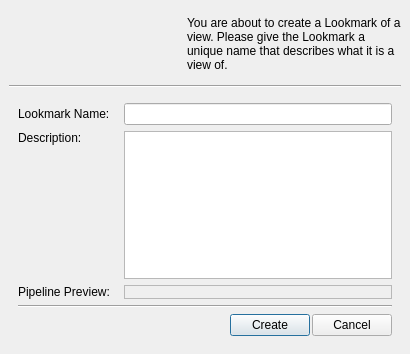
This is Qt/Components/Resources/UI/pqLookmarkDefinitionWizard.ui in wildmichael/ParaView3-enhancements-old as Qt 5 draws it before an edit. The edited form follows.
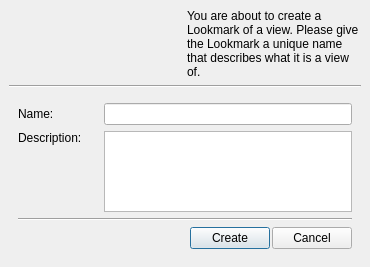
This is the edited form. Icons and pictures are not drawn.

Commit message: ENH: Add lookmark toolbar, restructure lookmark classes.

```diff
--- a/Qt/Components/Resources/UI/pqLookmarkDefinitionWizard.ui
+++ b/Qt/Components/Resources/UI/pqLookmarkDefinitionWizard.ui
@@ -5,10 +5,18 @@
    <rect>
     <x>0</x>
     <y>0</y>
-    <width>410</width>
-    <height>354</height>
+    <width>370</width>
+    <height>267</height>
    </rect>
   </property>
+  <property name="sizePolicy" >
+   <sizepolicy>
+    <hsizetype>5</hsizetype>
+    <vsizetype>5</vsizetype>
+    <horstretch>0</horstretch>
+    <verstretch>0</verstretch>
+   </sizepolicy>
+  </property>
   <property name="windowTitle" >
    <string>Create Lookmark</string>
   </property>
@@ -109,6 +117,14 @@
    </item>
    <item>
     <widget class="QFrame" name="InputFrame" >
+     <property name="sizePolicy" >
+      <sizepolicy>
+       <hsizetype>5</hsizetype>
+       <vsizetype>5</vsizetype>
+       <horstretch>0</horstretch>
+       <verstretch>0</verstretch>
+      </sizepolicy>
+     </property>
      <property name="frameShape" >
       <enum>QFrame::NoFrame</enum>
      </property>
@@ -142,12 +158,12 @@
           </property>
           <property name="minimumSize" >
            <size>
-            <width>100</width>
+            <width>80</width>
             <height>0</height>
            </size>
           </property>
           <property name="text" >
-           <string>Lookmark Name: </string>
+           <string>Name:</string>
           </property>
          </widget>
         </item>
@@ -188,7 +204,7 @@
           </property>
           <property name="minimumSize" >
            <size>
-            <width>100</width>
+            <width>80</width>
             <height>0</height>
            </size>
           </property>
@@ -205,50 +221,6 @@
         </item>
        </layout>
       </item>
-      <item>
-       <layout class="QHBoxLayout" >
-        <property name="margin" >
-         <number>0</number>
-        </property>
-        <property name="spacing" >
-         <number>6</number>
-        </property>
-        <item>
-         <widget class="QLabel" name="label_4" >
-          <property name="sizePolicy" >
-           <sizepolicy>
-            <hsizetype>0</hsizetype>
-            <vsizetype>5</vsizetype>
-            <horstretch>0</horstretch>
-            <verstretch>0</verstretch>
-           </sizepolicy>
-          </property>
-          <property name="minimumSize" >
-           <size>
-            <width>100</width>
-            <height>0</height>
-           </size>
-          </property>
-          <property name="text" >
-           <string>Pipeline Preview:</string>
-          </property>
-          <property name="alignment" >
-           <set>Qt::AlignLeading|Qt::AlignLeft|Qt::AlignTop</set>
-          </property>
-         </widget>
-        </item>
-        <item>
-         <widget class="QFrame" name="PipelinePreviewFrame" >
-          <property name="frameShape" >
-           <enum>QFrame::StyledPanel</enum>
-          </property>
-          <property name="frameShadow" >
-           <enum>QFrame::Raised</enum>
-          </property>
-         </widget>
-        </item>
-       </layout>
-      </item>
       <item>
        <widget class="QFrame" name="frame_5" >
         <property name="frameShape" >
```
The commit also changes 27 other files.
